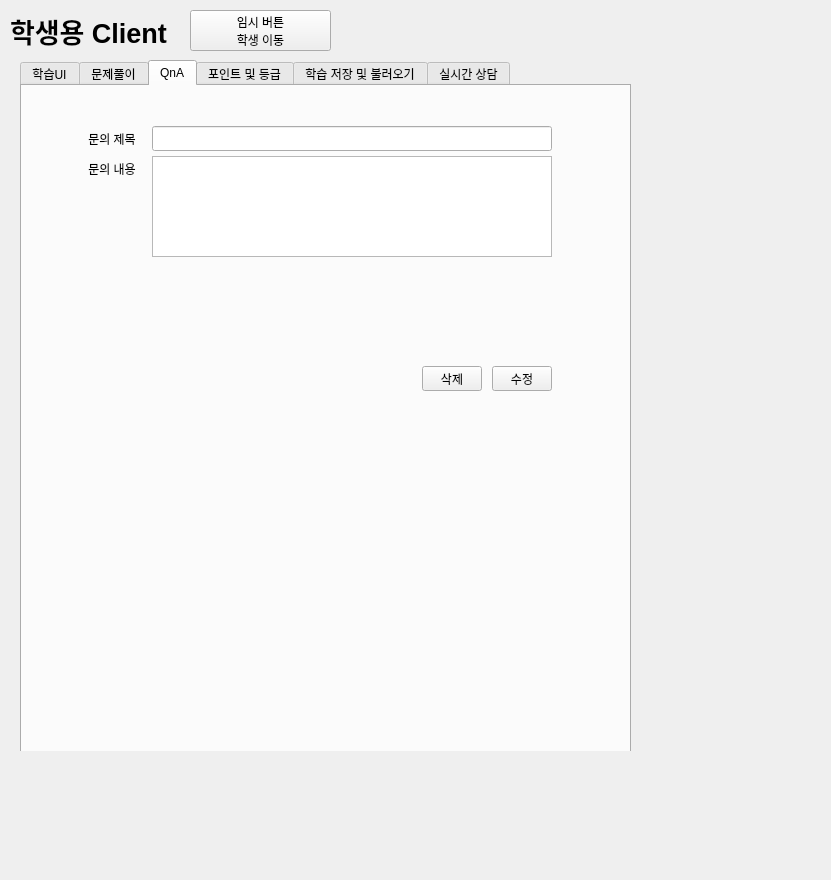
This is edu.ui in LEEHYUNDO92/edu_app as Qt 5 draws it before an edit. The edited form follows.
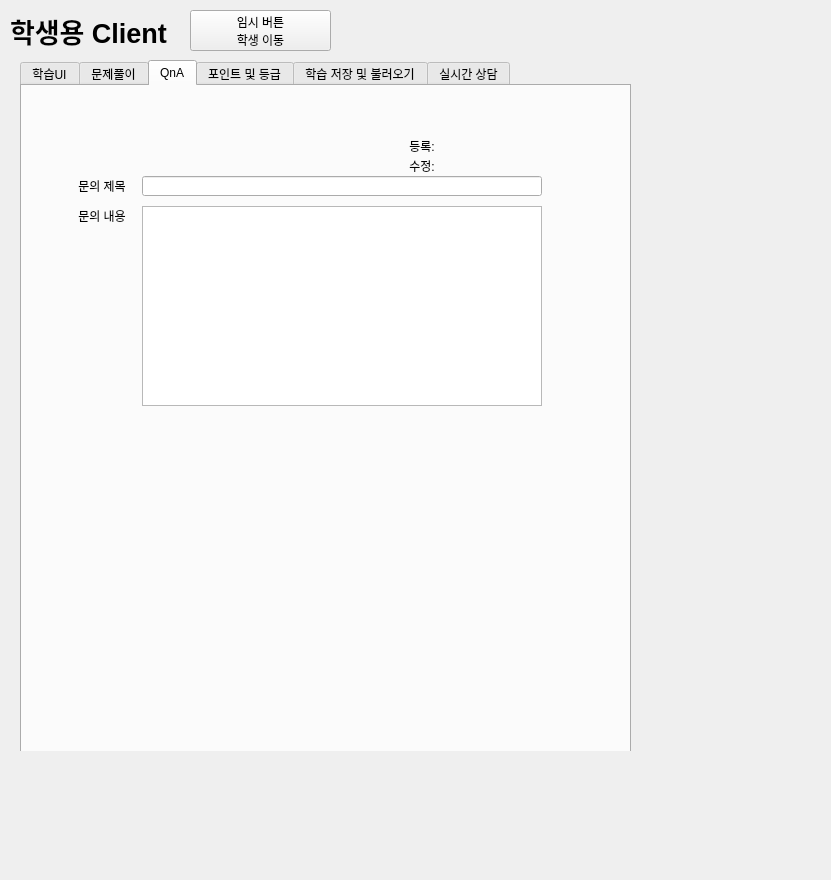
This is the edited form. The open tabs and pages were chosen to show the change.

Commit message: QnA 상세보기 구현 중

The edit to the form file:
```diff
--- a/edu.ui
+++ b/edu.ui
@@ -1109,33 +1109,13 @@
         </widget>
        </widget>
        <widget class="QWidget" name="page_6">
-        <widget class="QPlainTextEdit" name="plainTextEdit">
+        <widget class="QLabel" name="label_32">
          <property name="geometry">
           <rect>
-           <x>100</x>
-           <y>50</y>
-           <width>400</width>
-           <height>101</height>
-          </rect>
-         </property>
-        </widget>
-        <widget class="QLineEdit" name="title_edit">
-         <property name="geometry">
-          <rect>
-           <x>100</x>
-           <y>20</y>
-           <width>400</width>
-           <height>25</height>
-          </rect>
-         </property>
-        </widget>
-        <widget class="QLabel" name="label_25">
-         <property name="geometry">
-          <rect>
-           <x>30</x>
-           <y>20</y>
+           <x>20</x>
+           <y>70</y>
            <width>60</width>
-           <height>25</height>
+           <height>20</height>
           </rect>
          </property>
          <property name="text">
@@ -1148,10 +1128,94 @@
         <widget class="QLabel" name="label_27">
          <property name="geometry">
           <rect>
-           <x>30</x>
+           <x>390</x>
            <y>50</y>
+           <width>100</width>
+           <height>20</height>
+          </rect>
+         </property>
+         <property name="text">
+          <string/>
+         </property>
+         <property name="alignment">
+          <set>Qt::AlignRight|Qt::AlignTrailing|Qt::AlignVCenter</set>
+         </property>
+        </widget>
+        <widget class="QTextBrowser" name="browser_stu_qna_content">
+         <property name="geometry">
+          <rect>
+           <x>90</x>
+           <y>100</y>
+           <width>400</width>
+           <height>200</height>
+          </rect>
+         </property>
+        </widget>
+        <widget class="QLineEdit" name="label_stu_qna_title">
+         <property name="geometry">
+          <rect>
+           <x>90</x>
+           <y>70</y>
+           <width>400</width>
+           <height>20</height>
+          </rect>
+         </property>
+         <property name="text">
+          <string/>
+         </property>
+         <property name="readOnly">
+          <bool>true</bool>
+         </property>
+        </widget>
+        <widget class="QLabel" name="label_33">
+         <property name="geometry">
+          <rect>
+           <x>350</x>
+           <y>50</y>
+           <width>40</width>
+           <height>20</height>
+          </rect>
+         </property>
+         <property name="text">
+          <string>수정:</string>
+         </property>
+         <property name="alignment">
+          <set>Qt::AlignCenter</set>
+         </property>
+        </widget>
+        <widget class="QLabel" name="label_stu_qna_stu_id">
+         <property name="geometry">
+          <rect>
+           <x>160</x>
+           <y>30</y>
+           <width>100</width>
+           <height>20</height>
+          </rect>
+         </property>
+         <property name="text">
+          <string/>
+         </property>
+        </widget>
+        <widget class="QLabel" name="label_stu_qna_stu_name">
+         <property name="geometry">
+          <rect>
+           <x>90</x>
+           <y>30</y>
            <width>60</width>
-           <height>25</height>
+           <height>20</height>
+          </rect>
+         </property>
+         <property name="text">
+          <string/>
+         </property>
+        </widget>
+        <widget class="QLabel" name="label_34">
+         <property name="geometry">
+          <rect>
+           <x>20</x>
+           <y>100</y>
+           <width>60</width>
+           <height>20</height>
           </rect>
          </property>
          <property name="text">
@@ -1161,30 +1225,36 @@
           <set>Qt::AlignCenter</set>
          </property>
         </widget>
-        <widget class="QPushButton" name="pushButton">
+        <widget class="QLabel" name="label_36">
          <property name="geometry">
           <rect>
-           <x>370</x>
-           <y>260</y>
-           <width>60</width>
-           <height>25</height>
+           <x>350</x>
+           <y>30</y>
+           <width>40</width>
+           <height>20</height>
           </rect>
          </property>
          <property name="text">
-          <string>삭제</string>
+          <string>등록:</string>
+         </property>
+         <property name="alignment">
+          <set>Qt::AlignCenter</set>
          </property>
         </widget>
-        <widget class="QPushButton" name="pushButton_2">
+        <widget class="QLabel" name="label_stu_qna_add_time">
          <property name="geometry">
           <rect>
-           <x>440</x>
-           <y>260</y>
-           <width>60</width>
-           <height>25</height>
+           <x>390</x>
+           <y>30</y>
+           <width>100</width>
+           <height>20</height>
           </rect>
          </property>
          <property name="text">
-          <string>수정</string>
+          <string/>
+         </property>
+         <property name="alignment">
+          <set>Qt::AlignRight|Qt::AlignTrailing|Qt::AlignVCenter</set>
          </property>
         </widget>
        </widget>
```
Left out of the diff: 152 changed lines with no effect on the pictures. The commit also changes 2 other files.
